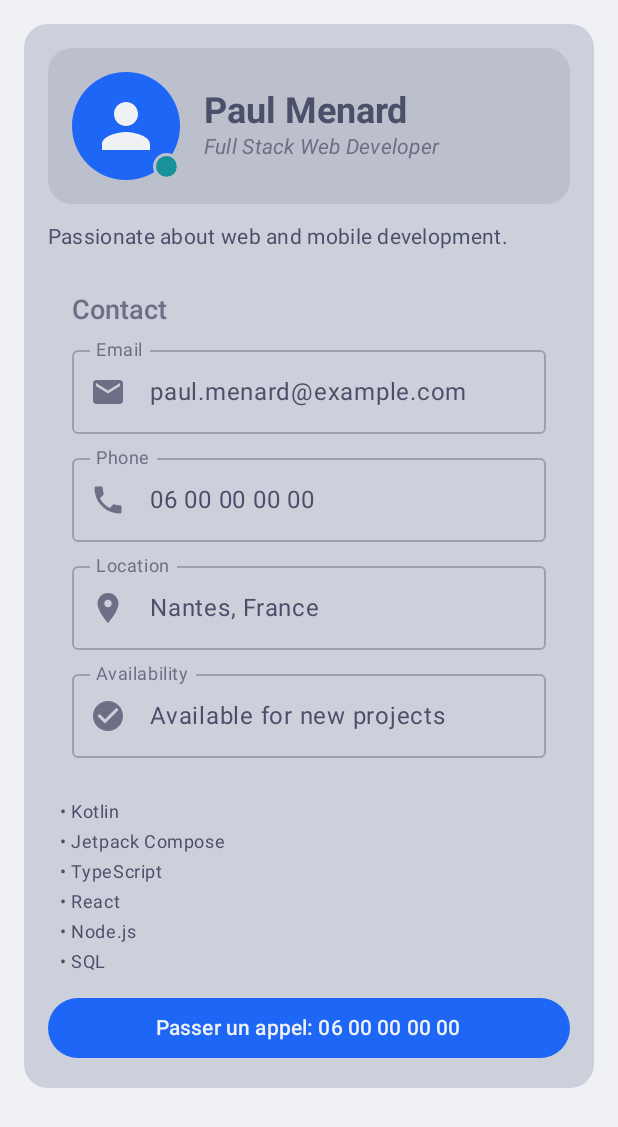
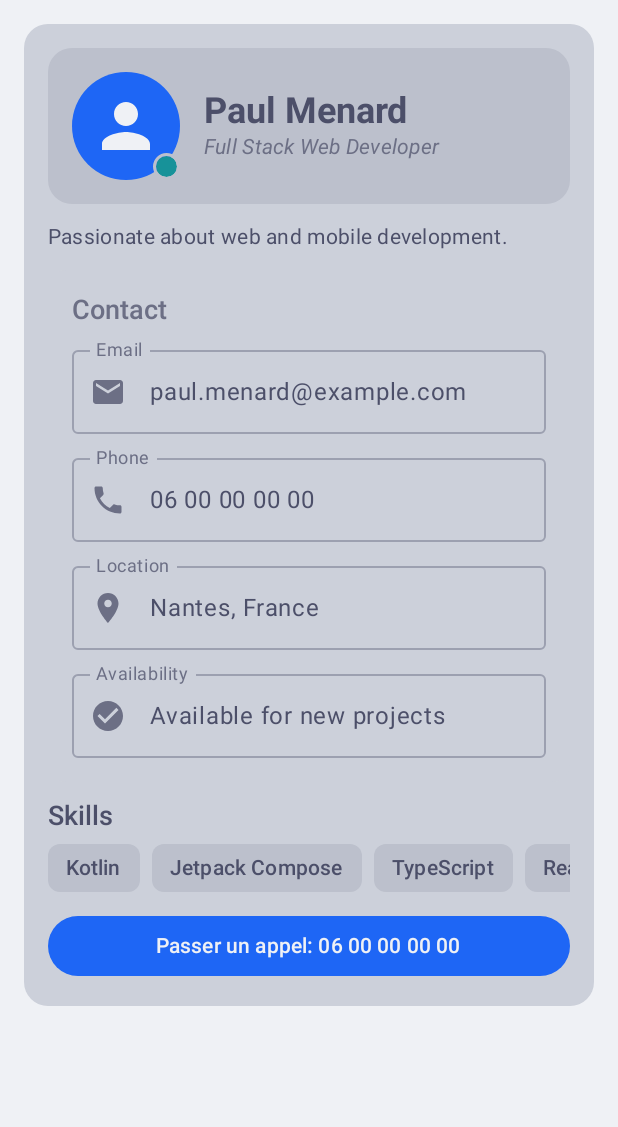
Before and after one commit to PaulMNRD/esgi-kotlin-devprofile, an Android app built with Jetpack Compose: the screen it shows after launch (MainActivity), on a phone screen of 412 x 824 dp. Shown: the top 1127 px of the screen. Run offline under Robolectric (Android 15) with nearby library versions, the phone set to English and light mode, and no system bars.

Commit message:
Skills chips

```diff
--- a/app/src/main/java/com/example/developerprofile/MainActivity.kt
+++ b/app/src/main/java/com/example/developerprofile/MainActivity.kt
@@ -17,6 +17,8 @@ import androidx.compose.foundation.layout.fillMaxWidth
 import androidx.compose.foundation.layout.padding
 import androidx.compose.foundation.layout.size
 import androidx.compose.foundation.layout.width
+import androidx.compose.foundation.lazy.LazyRow
+import androidx.compose.foundation.lazy.items
 import androidx.compose.foundation.shape.CircleShape
 import androidx.compose.foundation.shape.RoundedCornerShape
 import androidx.compose.material.icons.Icons
@@ -97,9 +99,7 @@ fun ProfileCard(
             location = profile.location,
             isAvailable = profile.isAvailable,
         )
-        Column(verticalArrangement = Arrangement.spacedBy(4.dp)) {
-            profile.skills.forEach { skill -> ProfileSkill(skill) }
-        }
+        SkillsSection(profile.skills)
         ContactButton(
             isAvailable = profile.isAvailable,
             contact = profile.contact,
@@ -215,8 +215,30 @@ fun ProfileDescription(desc: String, modifier: Modifier = Modifier) {
 }
 
 @Composable
-fun ProfileSkill(skill: String, modifier: Modifier = Modifier) {
-    Text(text = "• $skill", modifier = modifier.padding(start = 8.dp), style = MaterialTheme.typography.bodySmall)
+fun SkillsSection(skills: List<String>, modifier: Modifier = Modifier) {
+    Column(modifier = modifier, verticalArrangement = Arrangement.spacedBy(8.dp)) {
+        Text(text = "Skills", style = MaterialTheme.typography.titleMedium)
+        LazyRow(horizontalArrangement = Arrangement.spacedBy(8.dp)) {
+            items(skills) { skill ->
+                SkillChip(skill)
+            }
+        }
+    }
+}
+
+@Composable
+fun SkillChip(skill: String, modifier: Modifier = Modifier) {
+    Surface(
+        modifier = modifier,
+        color = MaterialTheme.colorScheme.secondaryContainer,
+        shape = MaterialTheme.shapes.small,
+    ) {
+        Text(
+            text = skill,
+            style = MaterialTheme.typography.labelLarge,
+            modifier = Modifier.padding(horizontal = 12.dp, vertical = 6.dp),
+        )
+    }
 }
 
 @Composable
@@ -230,20 +252,11 @@ fun ContactButton(
     }
 }
 
-@Preview(showBackground = true)
+@Preview(showBackground = false)
 @Composable
 fun DeveloperProfileScreenPreview() {
     DeveloperProfileTheme {
         DeveloperProfileScreen()
-    }
-}
-
-@Preview(showBackground = true)
-@Composable
-fun ProfileCardNotAvailablePreview() {
-    val p = getExpertDevProfile()
-    DeveloperProfileTheme {
-        ProfileCard(p)
     }
 }
 
@@ -254,12 +267,3 @@ fun DarkDeveloperProfileScreenPreview() {
         DeveloperProfileScreen()
     }
 }
-
-@Preview(showBackground = true)
-@Composable
-fun DarkProfileCardNotAvailablePreview() {
-    val p = getExpertDevProfile()
-    DeveloperProfileTheme(darkTheme = true) {
-        ProfileCard(p)
-    }
-}
```
